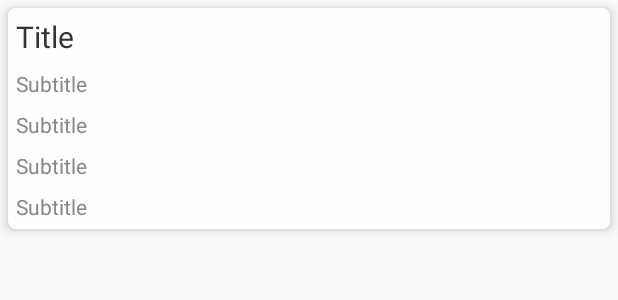
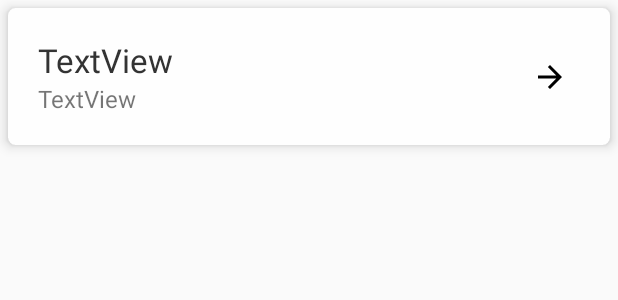
Before and after one commit to Wiklos/WhereIsMyCar, an Android app: the layout listitem.xml on its own in the app's theme, with its tools: preview values and no code run, on a phone screen of 412 x 824 dp. Shown: the top 300 px of the screen. Run offline under Robolectric (Android 15) with nearby library versions, the phone set to English and light mode, and no system bars.

Commit message:
Layout for list and detailed info.

```diff
--- a/app/build.gradle
+++ b/app/build.gradle
@@ -3,6 +3,7 @@ apply plugin: 'com.android.application'
 android {
     compileSdkVersion 27
     defaultConfig {
+        vectorDrawables.useSupportLibrary = true
         applicationId "pawel.wiklo.whereismycar"
         minSdkVersion 22
         targetSdkVersion 27
--- /dev/null
+++ b/app/src/main/res/drawable/ic_arrow_back_black_36dp.xml
@@ -0,0 +1,4 @@
+<vector android:height="36dp" android:viewportHeight="24.0"
+    android:viewportWidth="24.0" android:width="36dp" xmlns:android="http://schemas.android.com/apk/res/android">
+    <path android:fillColor="#FF000000" android:pathData="M20,11H7.83l5.59,-5.59L12,4l-8,8 8,8 1.41,-1.41L7.83,13H20v-2z"/>
+</vector>
--- /dev/null
+++ b/app/src/main/res/drawable/ic_arrow_forward_black_24dp.xml
@@ -0,0 +1,9 @@
+<vector xmlns:android="http://schemas.android.com/apk/res/android"
+        android:width="24dp"
+        android:height="24dp"
+        android:viewportWidth="24.0"
+        android:viewportHeight="24.0">
+    <path
+        android:fillColor="#FF000000"
+        android:pathData="M12,4l-1.41,1.41L16.17,11H4v2h12.17l-5.58,5.59L12,20l8,-8z"/>
+</vector>
--- a/app/src/main/res/layout/listitem.xml
+++ b/app/src/main/res/layout/listitem.xml
@@ -1,6 +1,7 @@
 <?xml version="1.0" encoding="utf-8"?>
 <android.support.v7.widget.CardView xmlns:android="http://schemas.android.com/apk/res/android"
     xmlns:card_view="http://schemas.android.com/apk/res-auto"
+    xmlns:tools="http://schemas.android.com/tools"
     android:layout_width="match_parent"
     android:layout_height="wrap_content"
     android:layout_margin="5dp"
@@ -10,53 +11,45 @@
 
     <LinearLayout
         android:layout_width="match_parent"
-        android:layout_height="wrap_content"
+        android:layout_height="match_parent"
+        android:orientation="horizontal"
+        android:weightSum="10">
+
+        <LinearLayout
+            android:id="@+id/layout"
+            android:layout_width="match_parent"
+            android:layout_height="match_parent"
+            android:layout_weight="2"
             android:orientation="vertical"
-        android:padding="5dp">
+            android:padding="30px">
 
             <TextView
+                android:textSize="22sp"
+                android:textColor="#333"
                 android:id="@+id/date"
                 android:layout_width="match_parent"
                 android:layout_height="wrap_content"
-            android:text="Title"
-            android:textColor="#333"
-            android:textSize="20sp" />
+                android:text="TextView" />
 
             <TextView
+                android:textSize="16sp"
                 android:id="@+id/name"
                 android:layout_width="match_parent"
                 android:layout_height="wrap_content"
-            android:layout_marginTop="8dp"
-            android:text="Subtitle"
-            android:textColor="#888"
-            android:textSize="14sp" />
-        <TextView
-            android:id="@+id/id"
-            android:layout_width="match_parent"
-            android:layout_height="wrap_content"
-            android:layout_marginTop="8dp"
-            android:text="Subtitle"
-            android:textColor="#888"
-            android:textSize="14sp" />
-
-        <TextView
-            android:id="@+id/lat"
-            android:layout_width="match_parent"
-            android:layout_height="wrap_content"
-            android:layout_marginTop="8dp"
-            android:text="Subtitle"
-            android:textColor="#888"
-            android:textSize="14sp" />
-
-        <TextView
-            android:id="@+id/lon"
-            android:layout_width="match_parent"
-            android:layout_height="wrap_content"
-            android:layout_marginTop="8dp"
-            android:text="Subtitle"
-            android:textColor="#888"
-            android:textSize="14sp" />
+                android:text="TextView" />
 
         </LinearLayout>
 
+        <ImageButton
+            android:id="@+id/rightArrowImageButton"
+            android:layout_width="match_parent"
+            android:layout_height="match_parent"
+            android:layout_weight="8"
+            android:background="@null"
+            card_view:srcCompat="@drawable/ic_arrow_forward_black_24dp" />
+
+
+    </LinearLayout>
+
+
 </android.support.v7.widget.CardView>
```
Also changed, not shown: app/src/main/java/pawel/wiklo/whereismycar/DetailedInfo.java (+14 -8 lines), app/src/main/java/pawel/wiklo/whereismycar/ListOfAll.java (+6 -6 lines), app/src/main/java/pawel/wiklo/whereismycar/MyAdapter.java (+16 -11 lines), app/src/main/res/drawable/ic_arrow_back_black_24dp.xml (added, +9 -0 lines), app/src/main/res/drawable/ic_delete_black_24dp.xml (added, +9 -0 lines), app/src/main/res/drawable/ic_edit_black_24dp.xml (added, +9 -0 lines), app/src/main/res/layout/activity_detailed_info.xml (+120 -58 lines), app/src/main/res/layout/activity_list_of_all.xml (+11 -21 lines). Lines whose indentation alone changed are shown as unchanged.
